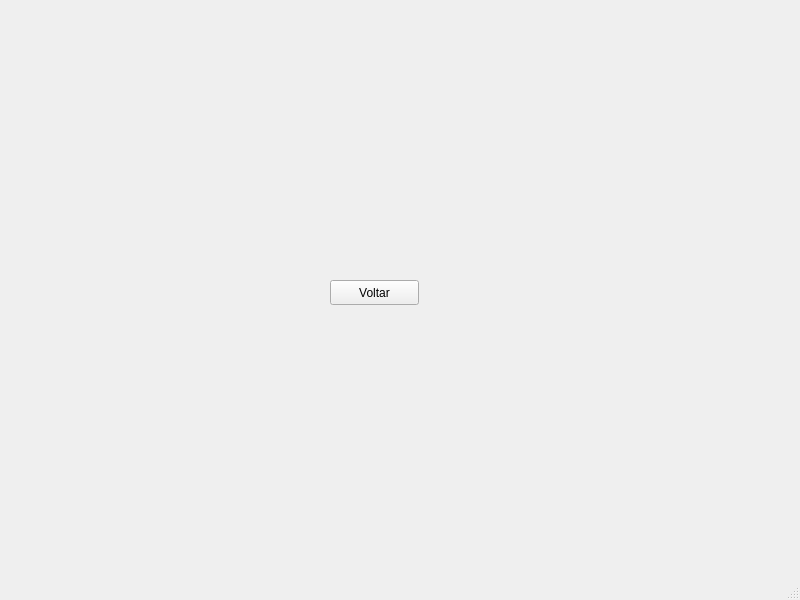
Above: qt6/src/exclutransacao.ui from lamarckf/cuidesys before the change. Below: the same form after it.
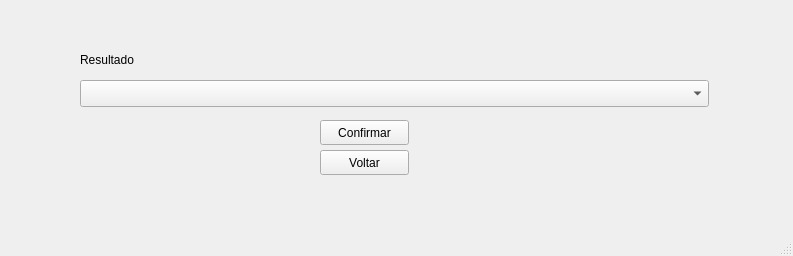
That is the form after the change.

Commit message: Back-end(CadTransacao, EditTransacao, ExcluTransacao)

Diff of the .ui file:
```diff
--- a/qt6/src/exclutransacao.ui
+++ b/qt6/src/exclutransacao.ui
@@ -6,8 +6,8 @@
    <rect>
     <x>0</x>
     <y>0</y>
-    <width>800</width>
-    <height>600</height>
+    <width>793</width>
+    <height>256</height>
    </rect>
   </property>
   <property name="windowTitle">
@@ -17,8 +17,8 @@
    <widget class="QPushButton" name="voltar">
     <property name="geometry">
      <rect>
-      <x>330</x>
-      <y>280</y>
+      <x>320</x>
+      <y>150</y>
       <width>89</width>
       <height>25</height>
      </rect>
@@ -27,6 +27,42 @@
      <string>Voltar</string>
     </property>
    </widget>
+   <widget class="QComboBox" name="transacaoComboBox">
+    <property name="geometry">
+     <rect>
+      <x>80</x>
+      <y>80</y>
+      <width>629</width>
+      <height>27</height>
+     </rect>
+    </property>
+   </widget>
+   <widget class="QLabel" name="resultLabel">
+    <property name="geometry">
+     <rect>
+      <x>80</x>
+      <y>50</y>
+      <width>631</width>
+      <height>19</height>
+     </rect>
+    </property>
+    <property name="text">
+     <string>Resultado</string>
+    </property>
+   </widget>
+   <widget class="QPushButton" name="confirmarPushButton">
+    <property name="geometry">
+     <rect>
+      <x>320</x>
+      <y>120</y>
+      <width>89</width>
+      <height>25</height>
+     </rect>
+    </property>
+    <property name="text">
+     <string>Confirmar</string>
+    </property>
+   </widget>
   </widget>
   <widget class="QMenuBar" name="menubar">
    <property name="geometry">
```
Left out of the diff: 4 changed lines with no effect on the pictures. The commit also changes 21 other files.
